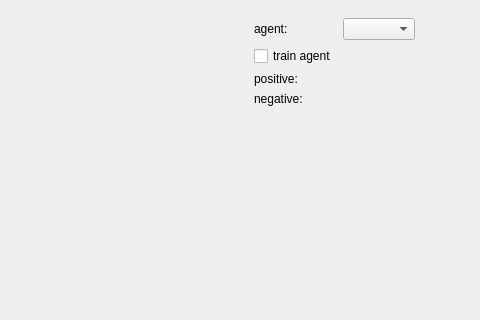
Above: snakeAI/mainwindow.ui from WorldEditor50/snakeAI before the change; both pictures show x 370 to 850 and y 0 to 320 of the 850 by 620 pixel window. Below: the same form after it.
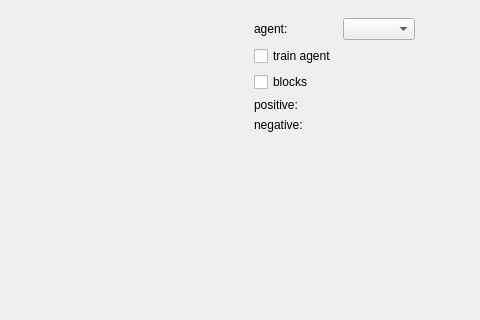
That is the form after the change. Custom widgets are drawn as their Qt base class.

Diff of the .ui file:
```diff
--- a/snakeAI/mainwindow.ui
+++ b/snakeAI/mainwindow.ui
@@ -40,45 +40,14 @@
        </size>
       </property>
       <layout class="QGridLayout" name="gridLayout">
-       <item row="3" column="0">
-        <widget class="QLabel" name="lostLabel">
+       <item row="0" column="0">
+        <widget class="QLabel" name="agentLabel">
          <property name="text">
-          <string>negative:</string>
+          <string>agent:</string>
          </property>
         </widget>
        </item>
-       <item row="1" column="0">
-        <widget class="QCheckBox" name="trainCheckBox">
-         <property name="text">
-          <string>train agent</string>
-         </property>
-        </widget>
-       </item>
-       <item row="0" column="1">
-        <widget class="QComboBox" name="agentComboBox"/>
-       </item>
-       <item row="2" column="0">
-        <widget class="QLabel" name="winLabel">
-         <property name="text">
-          <string>positive:</string>
-         </property>
-        </widget>
-       </item>
-       <item row="3" column="1">
-        <widget class="QLabel" name="lostValueLabel">
-         <property name="text">
-          <string/>
-         </property>
-        </widget>
-       </item>
-       <item row="2" column="1">
-        <widget class="QLabel" name="winValueLabel">
-         <property name="text">
-          <string/>
-         </property>
-        </widget>
-       </item>
-       <item row="4" column="1">
+       <item row="5" column="1">
         <spacer name="verticalSpacer">
          <property name="orientation">
           <enum>Qt::Vertical</enum>
@@ -91,10 +60,48 @@
          </property>
         </spacer>
        </item>
-       <item row="0" column="0">
-        <widget class="QLabel" name="agentLabel">
+       <item row="4" column="0">
+        <widget class="QLabel" name="lostLabel">
          <property name="text">
-          <string>agent:</string>
+          <string>negative:</string>
+         </property>
+        </widget>
+       </item>
+       <item row="3" column="0">
+        <widget class="QLabel" name="winLabel">
+         <property name="text">
+          <string>positive:</string>
+         </property>
+        </widget>
+       </item>
+       <item row="3" column="1">
+        <widget class="QLabel" name="winValueLabel">
+         <property name="text">
+          <string/>
+         </property>
+        </widget>
+       </item>
+       <item row="1" column="0">
+        <widget class="QCheckBox" name="trainCheckBox">
+         <property name="text">
+          <string>train agent</string>
+         </property>
+        </widget>
+       </item>
+       <item row="4" column="1">
+        <widget class="QLabel" name="lostValueLabel">
+         <property name="text">
+          <string/>
+         </property>
+        </widget>
+       </item>
+       <item row="0" column="1">
+        <widget class="QComboBox" name="agentComboBox"/>
+       </item>
+       <item row="2" column="0">
+        <widget class="QCheckBox" name="blocksCheckBox">
+         <property name="text">
+          <string>blocks</string>
          </property>
         </widget>
        </item>
```
